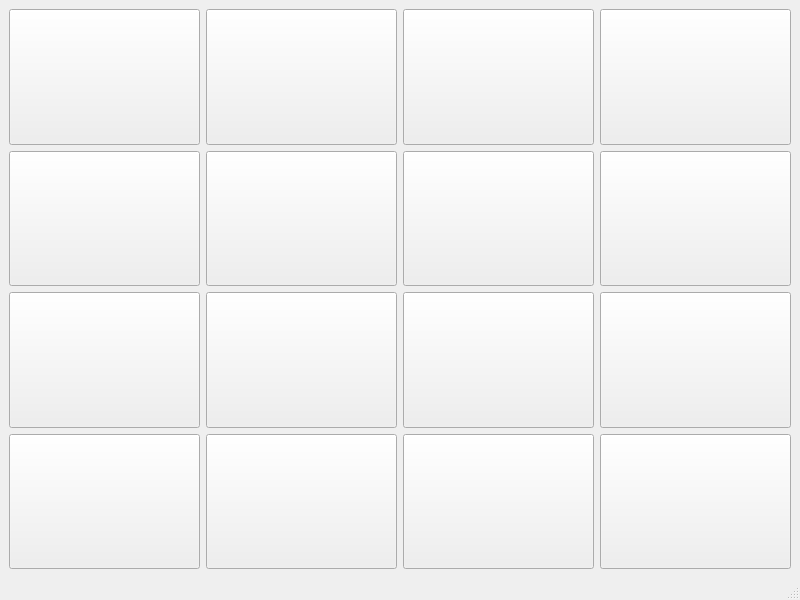
Qt form PyLearn7-Assignment19/mainwindow.ui (MahdiAhmadiKamal/PyLearn7-GUI) before a commit.
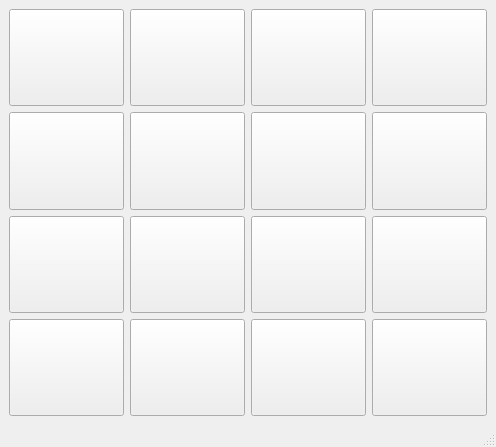
The same form after that commit. Icons and pictures are not drawn.

```diff
--- a/PyLearn7-Assignment19/mainwindow.ui
+++ b/PyLearn7-Assignment19/mainwindow.ui
@@ -6,8 +6,8 @@
    <rect>
     <x>0</x>
     <y>0</y>
-    <width>800</width>
-    <height>600</height>
+    <width>448</width>
+    <height>447</height>
    </rect>
   </property>
   <property name="windowTitle">
```
Left out of the diff: 2 changed lines with no effect on the pictures.
